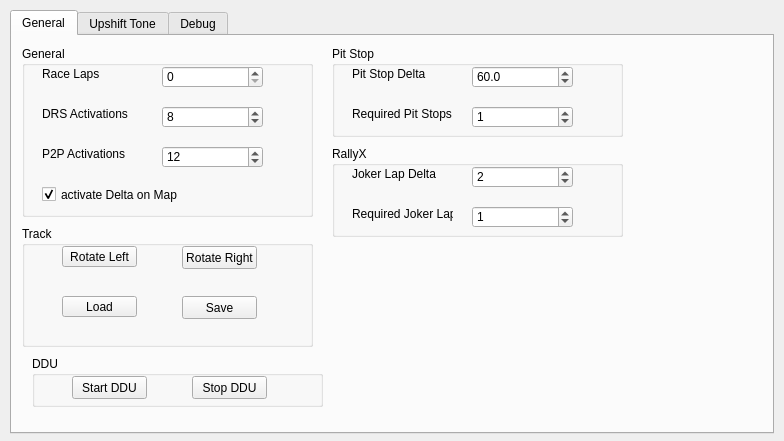
The window that gui/iDDUgui.ui (MarcMatten/iDDU) describes before a commit, drawn with Qt 5.
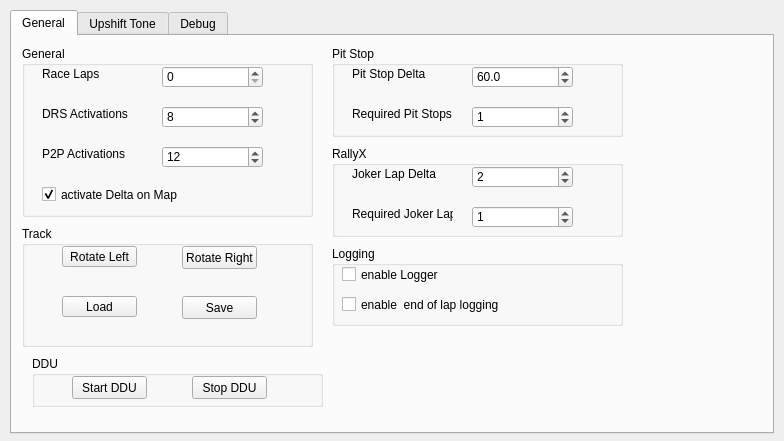
The same window after the commit. Icons and pictures are not drawn.

Commit message: Updated GUI to enable/disable Logging

Diff of the .ui file:
```diff
--- a/gui/iDDUgui.ui
+++ b/gui/iDDUgui.ui
@@ -473,6 +473,45 @@
       </property>
      </widget>
     </widget>
+    <widget class="QGroupBox" name="groupBox_8">
+     <property name="geometry">
+      <rect>
+       <x>320</x>
+       <y>210</y>
+       <width>291</width>
+       <height>80</height>
+      </rect>
+     </property>
+     <property name="title">
+      <string>Logging</string>
+     </property>
+     <widget class="QCheckBox" name="checkBox_BEnableLogger">
+      <property name="geometry">
+       <rect>
+        <x>10</x>
+        <y>20</y>
+        <width>161</width>
+        <height>17</height>
+       </rect>
+      </property>
+      <property name="text">
+       <string>enable Logger</string>
+      </property>
+     </widget>
+     <widget class="QCheckBox" name="checkBox_BEnableLapLogging">
+      <property name="geometry">
+       <rect>
+        <x>10</x>
+        <y>50</y>
+        <width>161</width>
+        <height>17</height>
+       </rect>
+      </property>
+      <property name="text">
+       <string>enable  end of lap logging</string>
+      </property>
+     </widget>
+    </widget>
    </widget>
    <widget class="QWidget" name="tabUpshiftTone">
     <attribute name="title">
```
Left out of the diff: 3 changed lines with no effect on the pictures. The commit also changes 2 other files.
